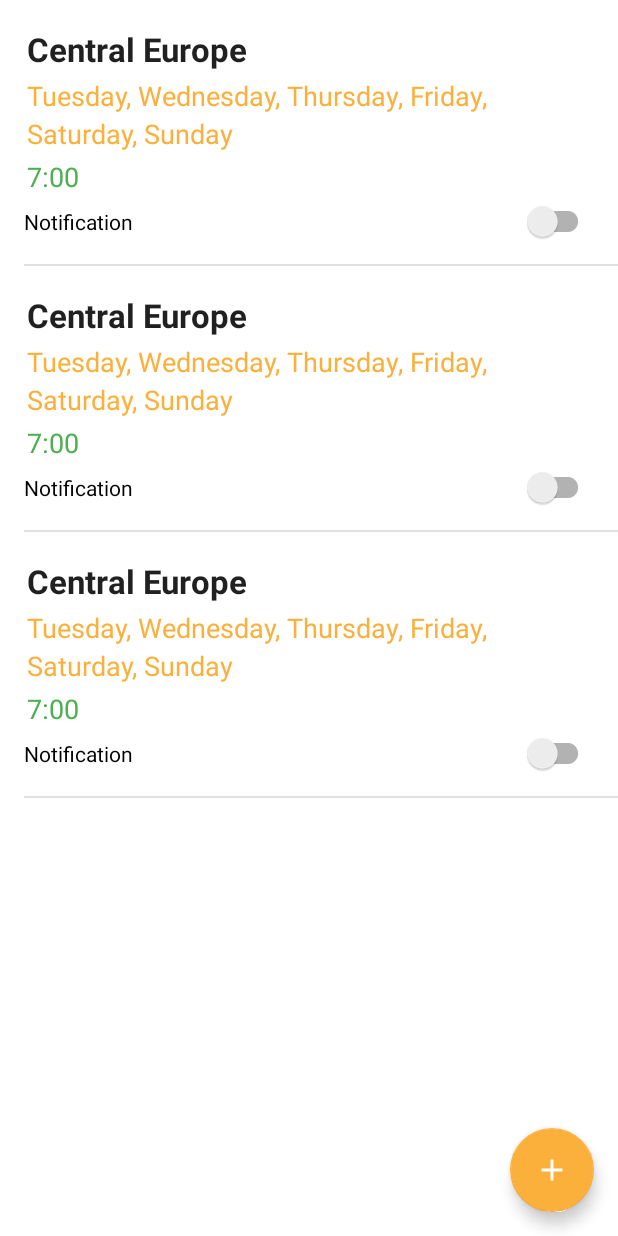
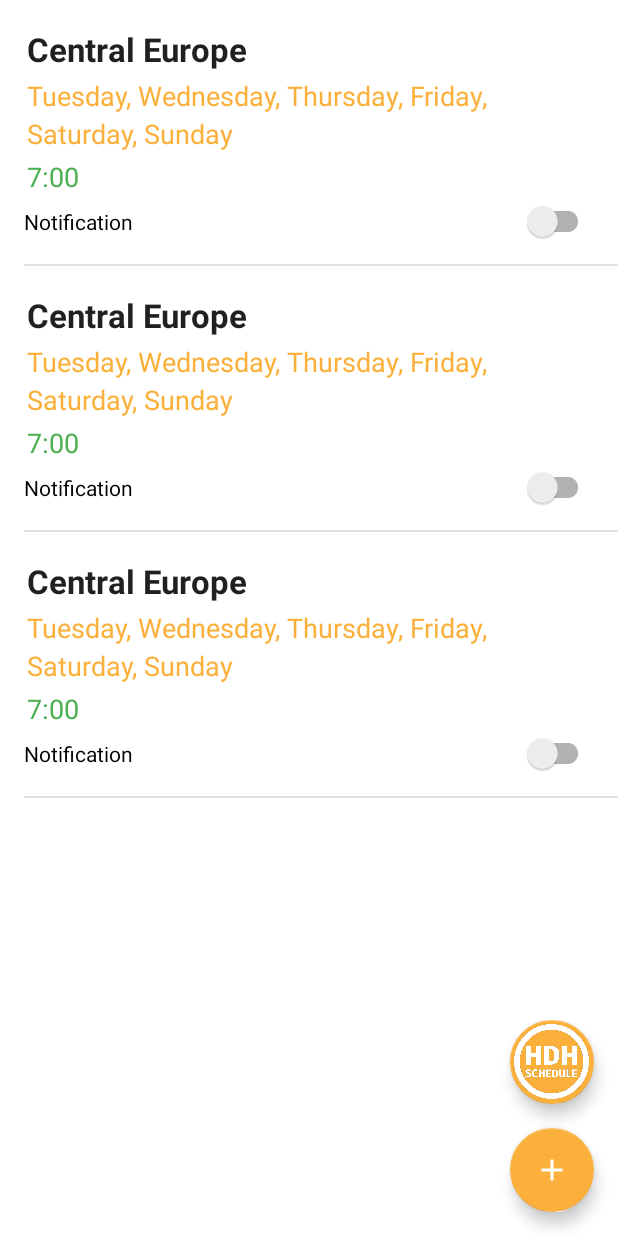
Before and after one commit to akademiya/HDH-INTERNAL, an Android app: the layout view_link_list.xml on its own in the app's theme, with its tools: preview values and no code run, on a phone screen of 412 x 824 dp. Run offline under Robolectric (Android 15) with nearby library versions, the phone set to English and light mode, and no system bars.

Commit message:
Go to telegram schedule

```diff
--- a/app/src/main/res/layout/view_link_list.xml
+++ b/app/src/main/res/layout/view_link_list.xml
@@ -26,6 +26,23 @@
             android:layout_height="match_parent"
             tools:listitem="@layout/item_link_card" />
 
+        <LinearLayout
+            android:layout_width="wrap_content"
+            android:layout_height="wrap_content"
+            android:layout_gravity="bottom|end"
+            android:orientation="vertical">
+
+        <com.google.android.material.floatingactionbutton.FloatingActionButton
+            android:id="@+id/go_to"
+            android:layout_width="wrap_content"
+            android:layout_height="wrap_content"
+            android:layout_gravity="end"
+            android:layout_marginHorizontal="@dimen/fab_margin"
+            android:importantForAccessibility="yes"
+            android:src="@drawable/hdh"
+            app:maxImageSize="50dp"
+            app:backgroundTint="@color/fab_color" />
+
         <com.google.android.material.floatingactionbutton.FloatingActionButton
             android:id="@+id/fab"
             android:layout_width="wrap_content"
@@ -35,6 +52,7 @@
             android:importantForAccessibility="no"
             android:src="@drawable/ic_add"
             app:backgroundTint="@color/fab_color" />
+        </LinearLayout>
 
     </FrameLayout>
 </LinearLayout>
```
Also changed, not shown: app/src/main/java/com/vadym/hdhmeeting/MainActivity.kt (+10 -0 lines).
